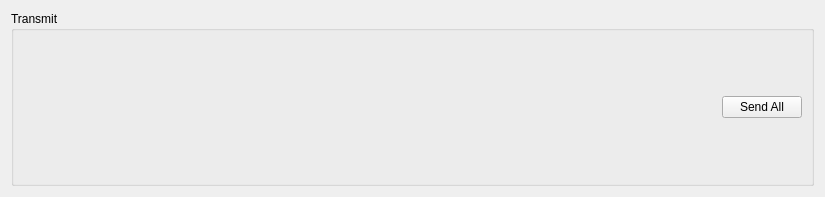
The window that transmitbox.ui (JuliaCzarnowska/ARINC_825) describes before a commit, drawn with Qt 5.
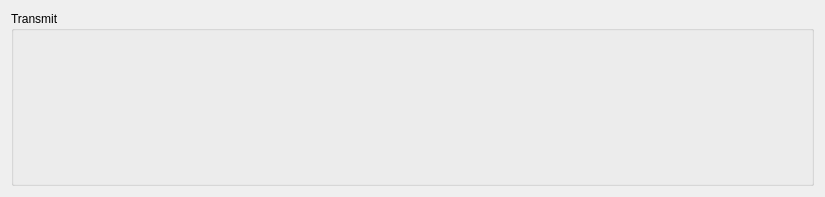
The same window after the commit.

Patch:
```diff
--- a/transmitbox.ui
+++ b/transmitbox.ui
@@ -41,28 +41,7 @@
       <item row="0" column="0">
        <layout class="QVBoxLayout" name="transmitLayout">
         <item>
-         <layout class="QHBoxLayout" name="horizontalLayout">
-          <item>
-           <spacer name="horizontalSpacer">
-            <property name="orientation">
-             <enum>Qt::Horizontal</enum>
-            </property>
-            <property name="sizeHint" stdset="0">
-             <size>
-              <width>40</width>
-              <height>20</height>
-             </size>
-            </property>
-           </spacer>
-          </item>
-          <item>
-           <widget class="QPushButton" name="sendAllButton">
-            <property name="text">
-             <string>Send All</string>
-            </property>
-           </widget>
-          </item>
-         </layout>
+         <layout class="QHBoxLayout" name="horizontalLayout"/>
         </item>
        </layout>
       </item>
```
